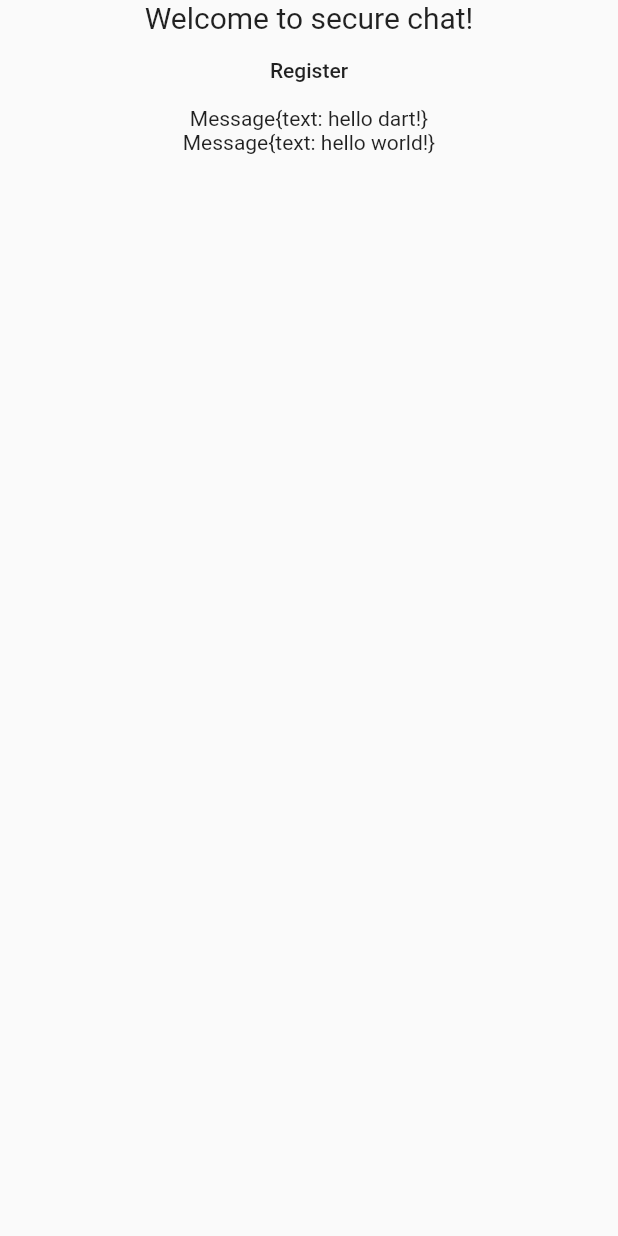
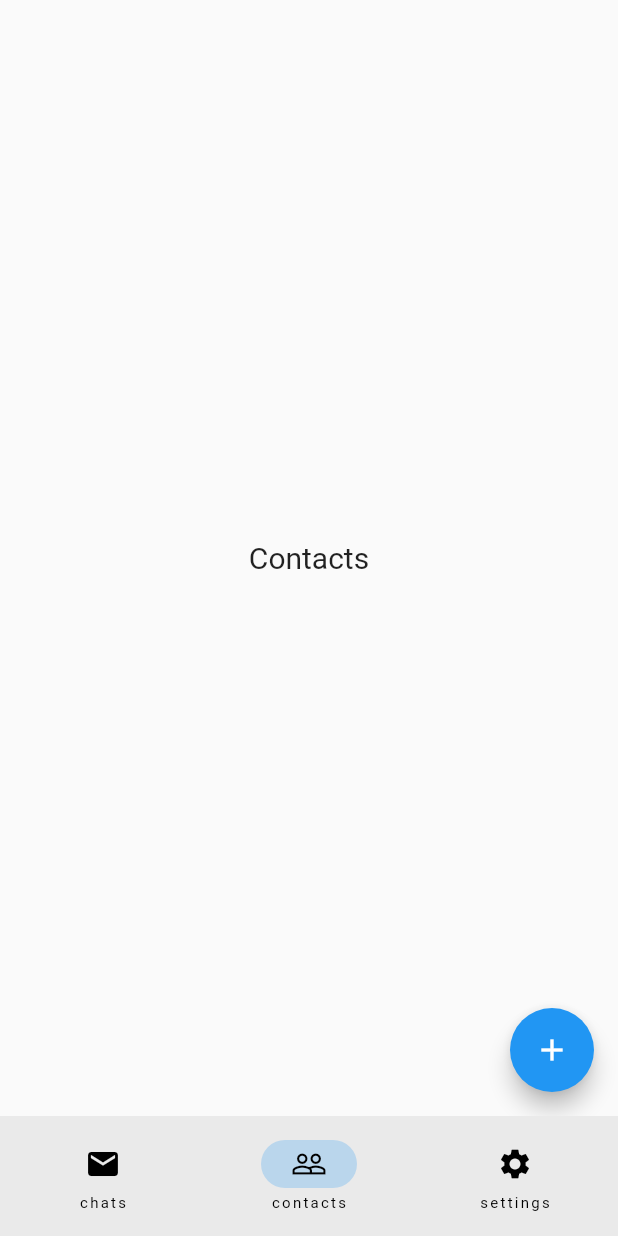
Before and after one commit to weldnor/secure-chat-android, a Flutter app: the MainPage screen opened directly, on a phone screen of 412 x 824 dp. Run offline on Flutter 3.47's test engine with Material 2 defaults, Android fonts, the phone set to English and light mode, and no system bars.

Commit message:
Added new pages

```diff
--- a/lib/main.dart
+++ b/lib/main.dart
@@ -1,6 +1,5 @@
 import 'package:flutter/material.dart';
-import 'package:secure_chat/service/message_service.dart';
-import 'package:secure_chat/view/main_page.dart';
+import 'package:secure_chat/view/intro_page.dart';
 
 void main() {
   runApp(const MyApp());
@@ -17,7 +16,7 @@ class MyApp extends StatelessWidget {
       theme: ThemeData(
         primarySwatch: Colors.blue,
       ),
-      home: const MainPage(),
+      home: const IntroPage(),
       debugShowCheckedModeBanner: false,
     );
   }
--- /dev/null
+++ b/lib/view/contacts_page.dart
@@ -0,0 +1,42 @@
+import 'package:flutter/material.dart';
+
+import 'add_contact_page.dart';
+
+class ContactsPage extends StatefulWidget {
+  const ContactsPage({super.key});
+
+  @override
+  State<StatefulWidget> createState() {
+    return _ContactsPageState();
+  }
+}
+
+class _ContactsPageState extends State<ContactsPage> {
+  @override
+  Widget build(BuildContext context) {
+    return Scaffold(
+      body: SafeArea(
+        child: Column(children: [
+          Expanded(
+              child: Row(
+            mainAxisAlignment: MainAxisAlignment.center,
+            children: const [
+              Text(
+                'Contacts',
+                style: TextStyle(fontSize: 20),
+              )
+            ],
+          )),
+        ]),
+      ),
+      floatingActionButton: FloatingActionButton(
+          onPressed: onAddContactButtonPressed, child: const Icon(Icons.add)),
+    );
+  }
+
+  onAddContactButtonPressed() {
+    return Navigator.of(context).push(MaterialPageRoute(
+      builder: (context) => const AddContactPage(),
+    ));
+  }
+}
--- a/lib/view/main_page.dart
+++ b/lib/view/intro_page.dart
@@ -1,9 +1,8 @@
 import 'package:flutter/material.dart';
-import 'package:secure_chat/service/message_service.dart';
 import 'package:secure_chat/view/register_page.dart';
 
-class MainPage extends StatelessWidget {
-  const MainPage({super.key});
+class IntroPage extends StatelessWidget {
+  const IntroPage({super.key});
 
   @override
   Widget build(BuildContext context) {
@@ -27,9 +26,6 @@ class MainPage extends StatelessWidget {
                 onPressed: () => {goToRegisterPage(context)})
           ],
         ),
-        Column(
-          children: getMessagesAsWidgets(),
-        )
       ]),
     ));
   }
@@ -39,9 +35,4 @@ class MainPage extends StatelessWidget {
       builder: (context) => const RegisterPage(),
     ));
   }
-
-  List<Widget> getMessagesAsWidgets() {
-    var messageService = MessageService();
-    return messageService.getMessages().map((e) => Text(e.toString())).toList();
-  }
 }
--- /dev/null
+++ b/lib/view/main.page.dart
@@ -0,0 +1,48 @@
+import 'package:flutter/material.dart';
+import 'package:secure_chat/view/chats_page.dart';
+import 'package:secure_chat/view/contacts_page.dart';
+import 'package:secure_chat/view/settings_page.dart';
+
+class MainPage extends StatefulWidget {
+  const MainPage({super.key});
+
+  @override
+  State<StatefulWidget> createState() {
+    return _MainPageState();
+  }
+}
+
+class _MainPageState extends State<MainPage> {
+  int index = 1;
+
+  final screens  = const [
+    ChatsPage(),
+    ContactsPage(),
+    SettingsPage()
+  ];
+
+  @override
+  Widget build(BuildContext context) {
+    return Scaffold(
+        bottomNavigationBar: NavigationBar(
+            selectedIndex: index,
+            onDestinationSelected: (value) => setState(() => {index = value}),
+            destinations: const [
+          NavigationDestination(
+              icon: Icon(Icons.mail),
+              selectedIcon: Icon(Icons.mail_outline),
+              label: 'chats'),
+          NavigationDestination(
+              icon: Icon(Icons.people),
+              selectedIcon: Icon(Icons.people_outline),
+              label: 'contacts'),
+          NavigationDestination(
+              icon: Icon(Icons.settings),
+              selectedIcon: Icon(Icons.settings_outlined),
+              label: 'settings'),
+        ]),
+        body: screens[index]
+    );
+
+  }
+}
```
Also changed, not shown: lib/view/add_contact_page.dart (added, +17 -0 lines), lib/view/chats_page.dart (added, +32 -0 lines), lib/view/register_page.dart (+7 -4 lines), lib/view/settings_page.dart (added, +35 -0 lines), lib/view/share_key_page.dart (added, +21 -0 lines), lib/view/chat_page.dart (added).
